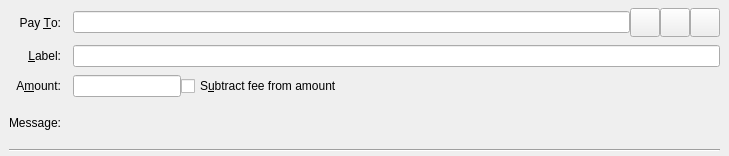
The window that src/qt/forms/sendcoinsentry.ui (Ailein/atbcoin-insight) describes before a commit, drawn with Qt 5.
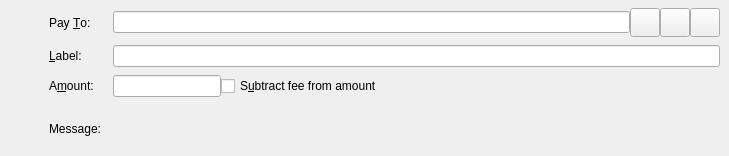
The same window after the commit. Icons and pictures are not drawn. Custom widgets are drawn as their Qt base class.

What changed in the file:
```diff
--- a/src/qt/forms/sendcoinsentry.ui
+++ b/src/qt/forms/sendcoinsentry.ui
@@ -36,20 +36,34 @@
     <property name="verticalSpacing">
      <number>8</number>
     </property>
-    <item row="0" column="0">
+    <item row="0" column="1">
      <widget class="QLabel" name="payToLabel">
       <property name="text">
        <string>Pay &amp;To:</string>
       </property>
-      <property name="alignment">
-       <set>Qt::AlignRight|Qt::AlignTrailing|Qt::AlignVCenter</set>
-      </property>
       <property name="buddy">
        <cstring>payTo</cstring>
       </property>
      </widget>
     </item>
-    <item row="0" column="1">
+    <item row="1" column="1">
+     <widget class="QLabel" name="labellLabel">
+      <property name="text">
+       <string>&amp;Label:</string>
+      </property>
+      <property name="buddy">
+       <cstring>addAsLabel</cstring>
+      </property>
+     </widget>
+    </item>
+    <item row="1" column="2">
+     <widget class="QLineEdit" name="addAsLabel">
+      <property name="toolTip">
+       <string>Enter a label for this address to add it to the list of used addresses</string>
+      </property>
+     </widget>
+    </item>
+    <item row="0" column="2">
      <layout class="QHBoxLayout" name="payToLayout">
       <property name="spacing">
        <number>0</number>
@@ -129,40 +143,17 @@
       </item>
      </layout>
     </item>
-    <item row="1" column="0">
-     <widget class="QLabel" name="labellLabel">
-      <property name="text">
-       <string>&amp;Label:</string>
-      </property>
-      <property name="alignment">
-       <set>Qt::AlignRight|Qt::AlignTrailing|Qt::AlignVCenter</set>
-      </property>
-      <property name="buddy">
-       <cstring>addAsLabel</cstring>
-      </property>
-     </widget>
-    </item>
-    <item row="1" column="1">
-     <widget class="QLineEdit" name="addAsLabel">
-      <property name="toolTip">
-       <string>Enter a label for this address to add it to the list of used addresses</string>
-      </property>
-     </widget>
-    </item>
-    <item row="2" column="0">
+    <item row="2" column="1">
      <widget class="QLabel" name="amountLabel">
       <property name="text">
        <string>A&amp;mount:</string>
       </property>
-      <property name="alignment">
-       <set>Qt::AlignRight|Qt::AlignTrailing|Qt::AlignVCenter</set>
-      </property>
       <property name="buddy">
        <cstring>payAmount</cstring>
       </property>
      </widget>
     </item>
-    <item row="2" column="1">
+    <item row="2" column="2">
      <layout class="QHBoxLayout" name="horizontalLayoutAmount" stretch="0,1">
       <item>
        <widget class="BitcoinAmountField" name="payAmount"/>
@@ -179,7 +170,7 @@
       </item>
      </layout>
     </item>
-    <item row="3" column="0">
+    <item row="3" column="1">
      <widget class="QLabel" name="messageLabel">
       <property name="text">
        <string>Message:</string>
@@ -189,7 +180,23 @@
       </property>
      </widget>
     </item>
-    <item row="3" column="1">
+    <item row="2" column="0">
+     <spacer name="horizontalSpacer">
+      <property name="orientation">
+       <enum>Qt::Horizontal</enum>
+      </property>
+      <property name="sizeType">
+       <enum>QSizePolicy::Fixed</enum>
+      </property>
+      <property name="sizeHint" stdset="0">
+       <size>
+        <width>40</width>
+        <height>20</height>
+       </size>
+      </property>
+     </spacer>
+    </item>
+    <item row="3" column="2">
      <widget class="QLabel" name="messageTextLabel">
       <property name="toolTip">
        <string>A message that was attached to the ATBcoin: URI which will be stored with the transaction for your reference. Note: This message will not be sent over the ATBcoin network.</string>
@@ -199,13 +206,6 @@
       </property>
      </widget>
     </item>
-    <item row="4" column="0" colspan="2">
-     <widget class="Line" name="line">
-      <property name="orientation">
-       <enum>Qt::Horizontal</enum>
-      </property>
-     </widget>
-    </item>
    </layout>
   </widget>
   <widget class="QFrame" name="SendCoins_UnauthenticatedPaymentRequest">
```
